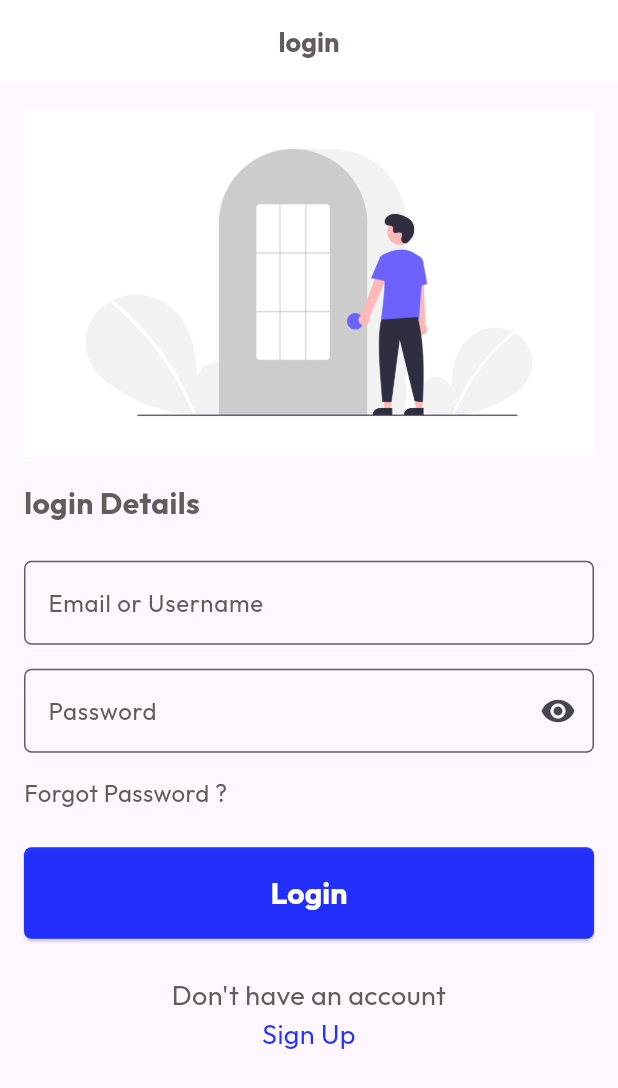
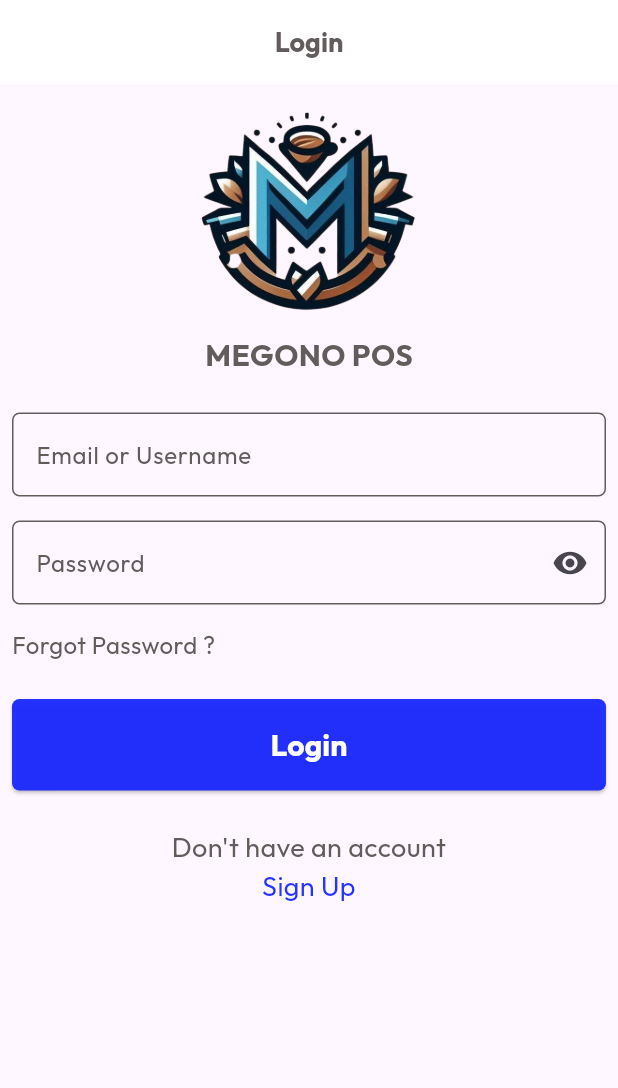
Before and after one commit to virusphp/megonosmart, a Flutter app: the screen it shows after launch, on a phone screen of 412 x 824 dp. Shown: the top 1088 px of the screen. Run offline on Flutter 3.47's test engine with Material 3 defaults, Android fonts, the light colour scheme and no system bars.

Commit message:
add logo cafe megono

```diff
--- a/lib/presentation/auth/login_screen.dart
+++ b/lib/presentation/auth/login_screen.dart
@@ -20,9 +20,12 @@ class _LoginScreenState extends State<LoginScreen> {
   Widget build(BuildContext context) {
     return Scaffold(
       appBar: AppBar(
-        title: Text(
-          "login",
-          style: TextStyles.title,
+        title: Padding(
+          padding: const EdgeInsets.all(2.0),
+          child: Text(
+            "Login",
+            style: TextStyles.title,
+          ),
         ),
         centerTitle: true,
         backgroundColor: Colors.white,
@@ -30,15 +33,20 @@ class _LoginScreenState extends State<LoginScreen> {
       ),
       body: SingleChildScrollView(
         child: Padding(
-          padding: const EdgeInsets.all(16.0),
+          padding: const EdgeInsets.all(8.0),
           child: Column(
             crossAxisAlignment: CrossAxisAlignment.stretch,
             children: [
-              Image.asset('assets/images/login_ui.png'),
-              const SizedBox(height: 16.0),
-              Text(
-                "login Details",
-                style: TextStyles.title.copyWith(fontSize: 20.0),
+              Image.asset('assets/images/login_ui_caffe.png', height: 150, width: 150,),
+              const SizedBox(height: 8.0),
+              Column(
+                crossAxisAlignment: CrossAxisAlignment.center,
+                children: [
+                  Text(
+                    "MEGONO POS",
+                    style: TextStyles.title.copyWith(fontSize: 20.0),
+                  ),
+                ],
               ),
               const SizedBox(height: 24.0),
               CustomTextField(
@@ -78,7 +86,7 @@ class _LoginScreenState extends State<LoginScreen> {
                     'Login',
                     style: TextStyles.title.copyWith(
                       fontSize: 20.0,
-                      color: Color(0xFFFFFFFF),
+                      color: const Color(0xFFFFFFFF),
                     ),
                   ),
                 ),
```
Also changed, not shown: assets/images/login_ui_caffe.png (added), pubspec.lock.
